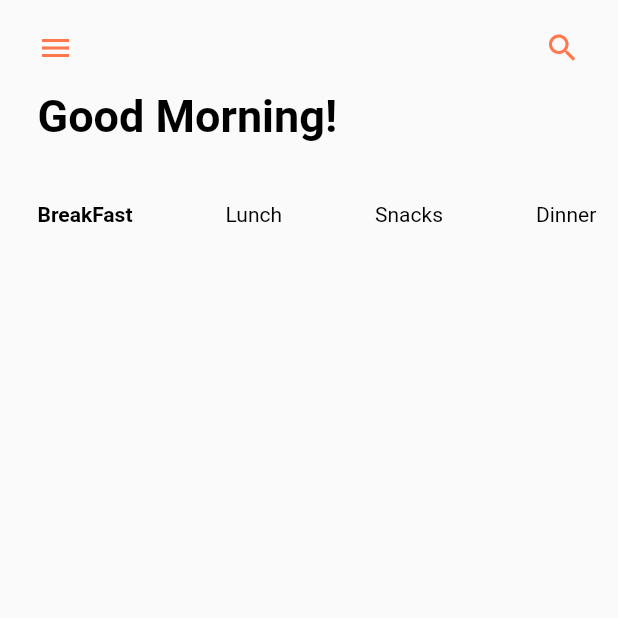
After one commit to Wagner-Coche/meal_planner_ui, a Flutter app: the HomeScreen screen opened directly, on a phone screen of 412 x 824 dp, the top half of it. The commit adds this screen. Run offline on Flutter 3.47's test engine with Material 2 defaults, Android fonts, the phone set to English and light mode, and no system bars.

Commit message:
finish: HomeScreenDivisonComponent

```diff
--- a/lib/app/app_widget.dart
+++ b/lib/app/app_widget.dart
@@ -1,5 +1,5 @@
 import 'package:flutter/material.dart';
-import 'package:meal_planner_ui/app/screens/splash_screen/splash_screen.dart';
+import 'package:meal_planner_ui/app/presenter/screens/splash_screen/splash_screen.dart';
 
 class AppWidget extends StatelessWidget {
   const AppWidget({Key? key}) : super(key: key);
--- /dev/null
+++ b/lib/app/presenter/screens/home_screen/components/header_components/row_icons_header_component.dart
@@ -0,0 +1,36 @@
+import '../../../../utils/colors.dart';
+import 'package:flutter/material.dart';
+
+class RowIconsHeaderComponent extends StatelessWidget {
+  const RowIconsHeaderComponent({Key? key, required this.iconMenu, required this.searchIcon}) : super(key: key);
+
+  final dynamic iconMenu;
+  final dynamic searchIcon;
+
+  @override
+  Widget build(BuildContext context) {
+    return Container(
+      margin: const EdgeInsets.symmetric(horizontal: 25),
+      padding: const EdgeInsets.only(top: 20),
+      child: Row(
+        mainAxisAlignment: MainAxisAlignment.spaceBetween,
+        children: <Widget>[
+          InkWell(
+            child: Icon(
+              iconMenu,
+              color: ColorsUtils.color.primaryColor,
+              size: 24
+            ),
+          ),
+          InkWell(
+            child: Icon(
+              searchIcon,
+              color: ColorsUtils.color.primaryColor,
+              size: 24
+            ),
+          ),
+        ],
+      )
+    );
+  }
+}
--- /dev/null
+++ b/lib/app/presenter/screens/home_screen/components/header_components/scroll_option_food_header_component.dart
@@ -0,0 +1,23 @@
+import '../../../../utils/colors.dart';
+import 'package:flutter/material.dart';
+
+class ScrollOptionFoodHeaderComponent extends StatelessWidget {
+  const ScrollOptionFoodHeaderComponent({Key? key, required this.title,  required this.fontWeight}) : super(key: key);
+
+  final String title;
+  final bool fontWeight;
+
+  @override
+  Widget build(BuildContext context) {
+    return Container(
+      margin: const EdgeInsets.only(top: 30),
+      child: Text(
+        title,
+        style: TextStyle(
+          color: ColorsUtils.color.blackColor,
+          fontWeight: fontWeight ? FontWeight.bold : FontWeight.w400
+        )
+      ),
+    );
+  }
+}
--- /dev/null
+++ b/lib/app/presenter/screens/home_screen/components/header_components/text_greatings_header_component.dart
@@ -0,0 +1,24 @@
+import '../../../../utils/colors.dart';
+import 'package:flutter/material.dart';
+
+class TextGreatingsHeaderComponent extends StatelessWidget {
+  const TextGreatingsHeaderComponent({Key? key}) : super(key: key);
+
+  @override
+  Widget build(BuildContext context) {
+    return Container(
+      margin: const EdgeInsets.symmetric(horizontal: 25),
+      padding: const EdgeInsets.only(top: 16),
+      width: MediaQuery.of(context).size.width,
+      child: Text(
+        "Good Morning!",
+        textAlign: TextAlign.left,
+        style: TextStyle(
+          color: ColorsUtils.color.blackColor,
+          fontSize: 30,
+          fontWeight: FontWeight.bold
+        ),
+      ),
+    );
+  }
+}
--- /dev/null
+++ b/lib/app/presenter/screens/home_screen/controllers/home_screen_controller.dart
@@ -0,0 +1,3 @@
+class HomeScreenController {
+
+}
--- /dev/null
+++ b/lib/app/presenter/screens/home_screen/division/header/home_screen_divison_header.dart
@@ -0,0 +1,44 @@
+import '../../components/header_components/scroll_option_food_header_component.dart';
+import '../../components/header_components/row_icons_header_component.dart';
+import '../../components/header_components/text_greatings_header_component.dart';
+import 'package:flutter/material.dart';
+
+class HomeScreenDivisionHeader extends StatelessWidget {
+  const HomeScreenDivisionHeader({Key? key}) : super(key: key);
+
+  @override
+  Widget build(BuildContext context) {
+    return SizedBox(
+      width: MediaQuery.of(context).size.width,
+      child: Column(
+        children: <Widget>[
+          const RowIconsHeaderComponent(iconMenu: Icons.menu, searchIcon: Icons.search),
+          const TextGreatingsHeaderComponent(),
+          SizedBox(
+            width: MediaQuery.of(context).size.width,
+            child: SingleChildScrollView(
+              physics: const BouncingScrollPhysics(),
+              scrollDirection: Axis.horizontal,
+              child: Padding(
+                padding: const EdgeInsets.symmetric(horizontal: 25, vertical: 10),
+                child: Row(
+                  children: const <Widget>[
+                    ScrollOptionFoodHeaderComponent(title: "BreakFast", fontWeight: true),
+                    SizedBox(width: 62),
+                    ScrollOptionFoodHeaderComponent(title: "Lunch", fontWeight: false),
+                    SizedBox(width: 62),
+                    ScrollOptionFoodHeaderComponent(title: "Snacks", fontWeight: false),
+                    SizedBox(width: 62),
+                    ScrollOptionFoodHeaderComponent(title: "Dinner", fontWeight: false),
+                    SizedBox(width: 62),
+                    ScrollOptionFoodHeaderComponent(title: "Super - Dinner", fontWeight: false),
+                  ],
+                ),
+              ),
+            ),
+          ),
+        ],
+      ),
+    );
+  }
+}
--- /dev/null
+++ b/lib/app/presenter/screens/home_screen/home_screen.dart
@@ -0,0 +1,22 @@
+import 'package:flutter/material.dart';
+import 'package:meal_planner_ui/app/presenter/screens/home_screen/division/header/home_screen_divison_header.dart';
+
+class HomeScreen extends StatefulWidget {
+  const HomeScreen({Key? key}) : super(key: key);
+
+  @override
+  State<HomeScreen> createState() => _StateHomeScreen();
+}
+
+class _StateHomeScreen extends State<HomeScreen> {
+  @override
+  Widget build(BuildContext context) {
+    return Scaffold(
+      body: Column(
+        children: const <Widget>[
+          HomeScreenDivisionHeader()
+        ]
+      ),
+    );
+  }
+}
--- a/lib/app/screens/splash_screen/splash_screen.dart
+++ b/lib/app/presenter/screens/splash_screen/splash_screen.dart
@@ -1,6 +1,8 @@
 import 'dart:async';
 
 import 'package:flutter/material.dart';
+
+import '../home_screen/home_screen.dart';
 
 class SplashScreen extends StatefulWidget {
   const SplashScreen({Key? key}) : super(key: key);
@@ -14,7 +16,7 @@ class _SplashScreenState extends State<SplashScreen> {
   void initState() {
     super.initState();
     Timer(const Duration(seconds: 10), () {
-      Navigator.of(context).push(MaterialPageRoute(builder: (_) => Container()));
+      Navigator.of(context).push(MaterialPageRoute(builder: (_) => const HomeScreen()));
     });
   }
 
--- /dev/null
+++ b/lib/app/presenter/utils/colors.dart
@@ -0,0 +1,8 @@
+import 'package:flutter/material.dart';
+
+class ColorsUtils {
+  static ColorsUtils color = ColorsUtils();
+
+  Color primaryColor = const Color(0xffff774d);
+  Color blackColor = Colors.black;
+}
```
Also changed, not shown: lib/app/presenter/screens/home_screen/division/body/home_screen_division_body.dart (added), lib/app/presenter/screens/home_screen/division/footer/home_screen_divison_footer.dart (added).
